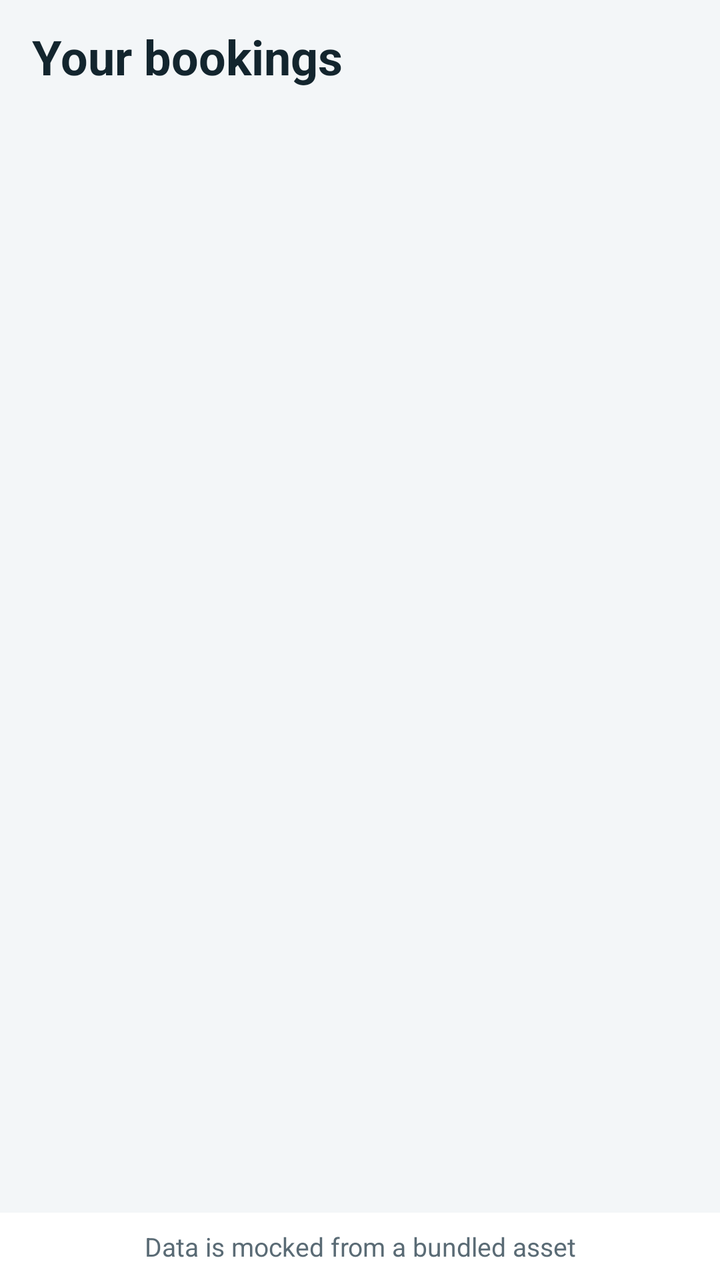
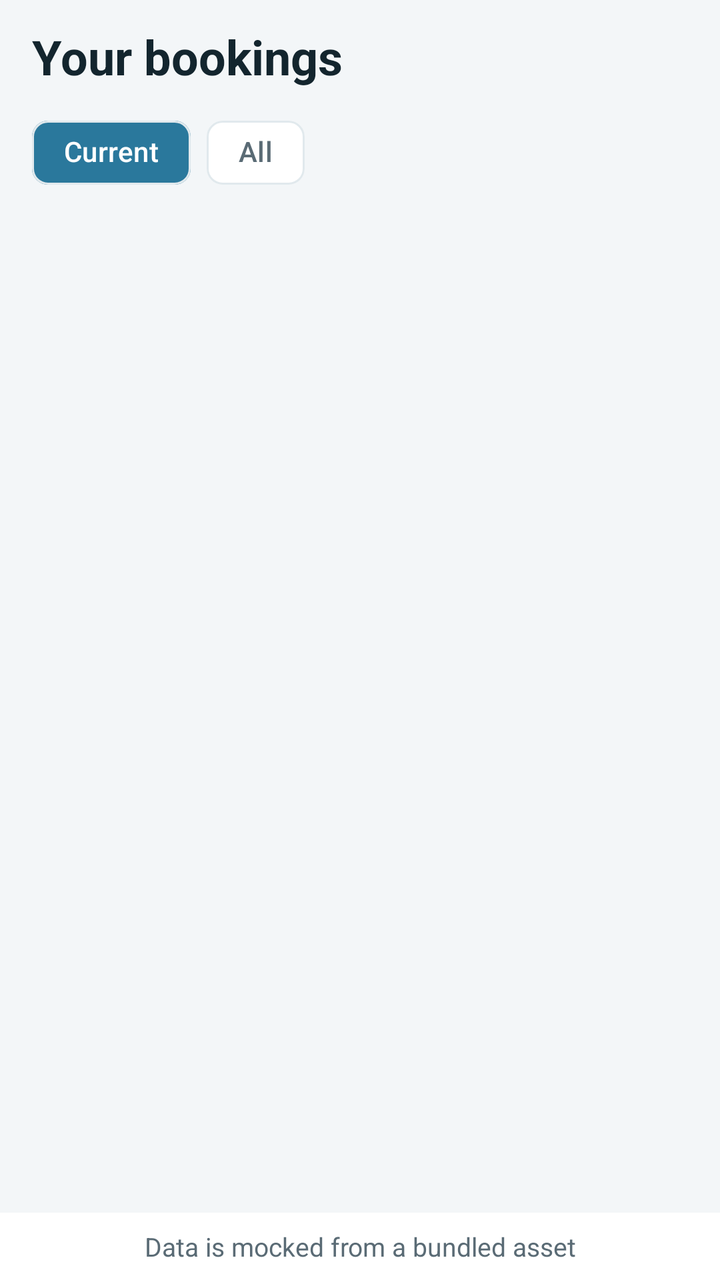

Two renders of the same Android screen: before a commit and after it. Below are the layout's source before the change and the commit's diff.
<!-- AndroidManifest.xml: application theme Theme.MoqoChallenge -->
<!-- res/layout/activity_booking_list.xml -->
<?xml version="1.0" encoding="utf-8"?>
<layout xmlns:android="http://schemas.android.com/apk/res/android"
    xmlns:app="http://schemas.android.com/apk/res-auto">

    <androidx.constraintlayout.widget.ConstraintLayout
        android:layout_width="match_parent"
        android:layout_height="match_parent"
        android:background="@color/background">

        <TextView
            android:id="@+id/screenTitle"
            android:layout_width="0dp"
            android:layout_height="wrap_content"
            android:layout_marginHorizontal="@dimen/spacing_horizontal"
            android:layout_marginTop="@dimen/spacing_medium"
            android:text="@string/list_title"
            android:textColor="@color/text_dark"
            android:textSize="24sp"
            android:textStyle="bold"
            app:layout_constraintEnd_toEndOf="parent"
            app:layout_constraintStart_toStartOf="parent"
            app:layout_constraintTop_toTopOf="parent" />

        <androidx.recyclerview.widget.RecyclerView
            android:id="@+id/bookings"
            android:layout_width="0dp"
            android:layout_height="0dp"
            android:layout_marginTop="@dimen/spacing_medium"
            android:clipToPadding="false"
            android:paddingHorizontal="@dimen/spacing_horizontal"
            android:paddingBottom="@dimen/spacing_medium"
            app:layout_constraintBottom_toTopOf="@id/footerHint"
            app:layout_constraintEnd_toEndOf="parent"
            app:layout_constraintStart_toStartOf="parent"
            app:layout_constraintTop_toBottomOf="@id/screenTitle" />

        <ProgressBar
            android:id="@+id/progress"
            android:layout_width="wrap_content"
            android:layout_height="wrap_content"
            android:visibility="gone"
            app:layout_constraintBottom_toBottomOf="parent"
            app:layout_constraintEnd_toEndOf="parent"
            app:layout_constraintStart_toStartOf="parent"
            app:layout_constraintTop_toTopOf="parent" />

        <TextView
            android:id="@+id/footerHint"
            android:layout_width="0dp"
            android:layout_height="wrap_content"
            android:background="@color/surface"
            android:gravity="center"
            android:paddingHorizontal="@dimen/spacing_horizontal"
            android:paddingVertical="@dimen/spacing_small"
            android:text="@string/list_footer_hint"
            android:textColor="@color/text_muted"
            android:textSize="13sp"
            app:layout_constraintBottom_toBottomOf="parent"
            app:layout_constraintEnd_toEndOf="parent"
            app:layout_constraintStart_toStartOf="parent" />

    </androidx.constraintlayout.widget.ConstraintLayout>
</layout>
<!-- resources referenced by this layout -->
<resources>
  <color name="background">#F3F6F8</color>
  <color name="surface">#FFFFFF</color>
  <color name="text_dark">#13252E</color>
  <color name="text_muted">#5A6B75</color>
  <dimen name="spacing_horizontal">16dp</dimen>
  <dimen name="spacing_medium">12dp</dimen>
  <dimen name="spacing_small">8dp</dimen>
  <string name="list_footer_hint">Data is mocked from a bundled asset</string>
  <string name="list_title">Your bookings</string>
  <style name="Theme.MoqoChallenge" parent="Theme.Material3.Light.NoActionBar">
          <item name="colorPrimary">@color/accent</item>
          <item name="android:statusBarColor">@android:color/transparent</item>
          <item name="android:navigationBarColor">@android:color/transparent</item>
      </style>
  <color name="accent">#2A789C</color>
</resources>

<!-- the commit's change to res/layout/activity_booking_list.xml (unified diff, before → after) -->
@@ -21,18 +21,58 @@
             app:layout_constraintStart_toStartOf="parent"
             app:layout_constraintTop_toTopOf="parent" />
 
+        <com.google.android.material.chip.ChipGroup
+            android:id="@+id/filterChips"
+            android:layout_width="0dp"
+            android:layout_height="wrap_content"
+            android:layout_marginHorizontal="@dimen/spacing_horizontal"
+            android:layout_marginTop="@dimen/spacing_small"
+            app:layout_constraintEnd_toEndOf="parent"
+            app:layout_constraintStart_toStartOf="parent"
+            app:layout_constraintTop_toBottomOf="@id/screenTitle"
+            app:selectionRequired="true"
+            app:singleLine="true"
+            app:singleSelection="true">
+
+            <com.google.android.material.chip.Chip
+                android:id="@+id/chipCurrent"
+                style="@style/Widget.Material3.Chip.Filter"
+                android:layout_width="wrap_content"
+                android:layout_height="wrap_content"
+                android:checked="true"
+                android:text="@string/filter_current"
+                android:textColor="@color/chip_filter_text"
+                app:chipBackgroundColor="@color/chip_filter_background"
+                app:chipStrokeColor="@color/divider"
+                app:chipStrokeWidth="1dp"
+                app:checkedIconVisible="false" />
+
+            <com.google.android.material.chip.Chip
+                android:id="@+id/chipAll"
+                style="@style/Widget.Material3.Chip.Filter"
+                android:layout_width="wrap_content"
+                android:layout_height="wrap_content"
+                android:text="@string/filter_all"
+                android:textColor="@color/chip_filter_text"
+                app:chipBackgroundColor="@color/chip_filter_background"
+                app:chipStrokeColor="@color/divider"
+                app:chipStrokeWidth="1dp"
+                app:checkedIconVisible="false" />
+
+        </com.google.android.material.chip.ChipGroup>
+
         <androidx.recyclerview.widget.RecyclerView
             android:id="@+id/bookings"
             android:layout_width="0dp"
             android:layout_height="0dp"
-            android:layout_marginTop="@dimen/spacing_medium"
+            android:layout_marginTop="@dimen/spacing_small"
             android:clipToPadding="false"
             android:paddingHorizontal="@dimen/spacing_horizontal"
             android:paddingBottom="@dimen/spacing_medium"
             app:layout_constraintBottom_toTopOf="@id/footerHint"
             app:layout_constraintEnd_toEndOf="parent"
             app:layout_constraintStart_toStartOf="parent"
-            app:layout_constraintTop_toBottomOf="@id/screenTitle" />
+            app:layout_constraintTop_toBottomOf="@id/filterChips" />
 
         <ProgressBar
             android:id="@+id/progress"
<!-- resource entries referenced after the edit -->
@@ -1,12 +1,15 @@
 <!-- resources referenced by this layout -->
 <resources>
   <color name="background">#F3F6F8</color>
+  <color name="divider">#E1E9ED</color>
   <color name="surface">#FFFFFF</color>
   <color name="text_dark">#13252E</color>
   <color name="text_muted">#5A6B75</color>
   <dimen name="spacing_horizontal">16dp</dimen>
   <dimen name="spacing_medium">12dp</dimen>
   <dimen name="spacing_small">8dp</dimen>
+  <string name="filter_all">All</string>
+  <string name="filter_current">Current</string>
   <string name="list_footer_hint">Data is mocked from a bundled asset</string>
   <string name="list_title">Your bookings</string>
   <style name="Theme.MoqoChallenge" parent="Theme.Material3.Light.NoActionBar">
